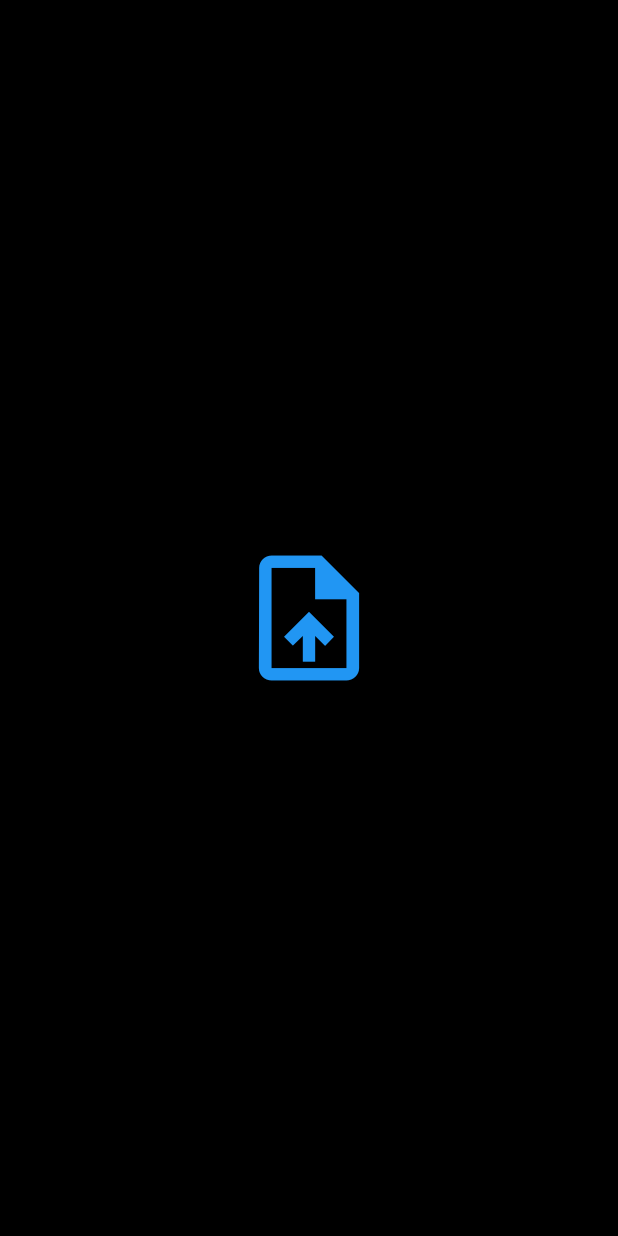
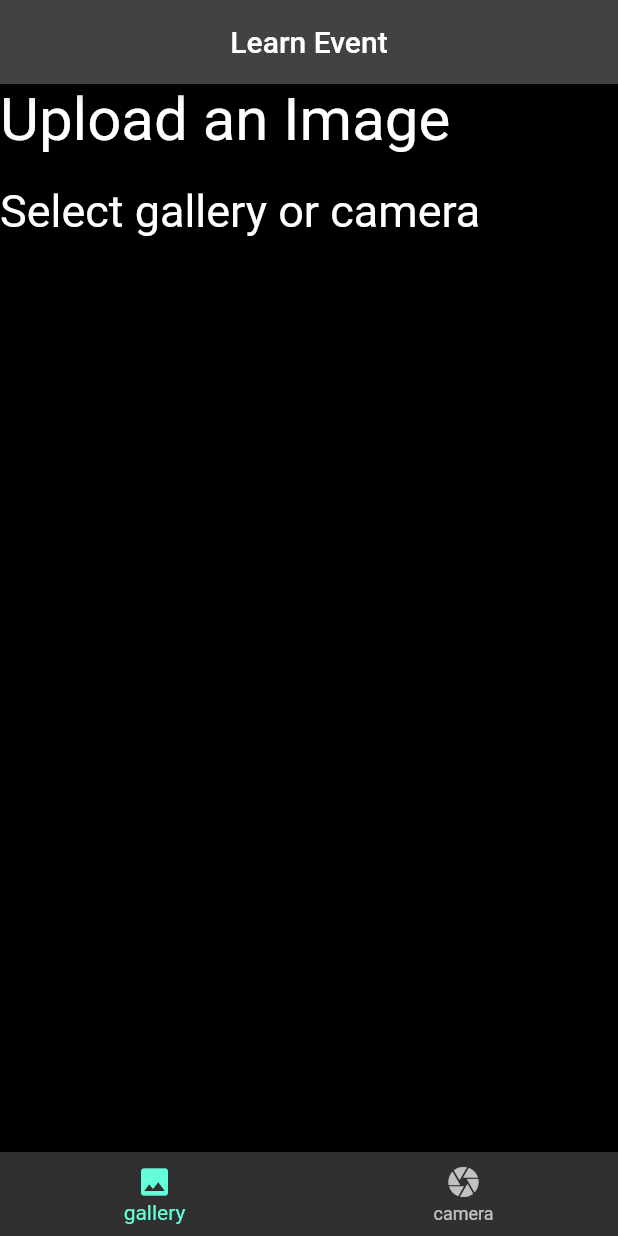
Before and after one commit to learnevent/edu_app, a Flutter app: the screen it shows after launch, on a phone screen of 412 x 824 dp. Run offline on Flutter 3.47's test engine with Material 2 defaults, Android fonts, the phone set to English and light mode, and no system bars; our stand-ins replace image_picker; missing offline and left inert: google_mlkit_image_labeling, google_mlkit_object_detection.

Commit message:
Cleaned up and migrated ml kit functionalities

```diff
--- a/lib/main.dart
+++ b/lib/main.dart
@@ -1,8 +1,12 @@
 import 'package:flutter/material.dart';
-import 'package:edu_app/utlis/colors.dart';
-import 'package:edu_app/screens/home.dart';
+import 'pages/homepage/homepage.dart';
+import 'utils/colors.dart';
 
-void main() => runApp(const MyApp());
+void main() {
+  runApp(
+    const MyApp(),
+  );
+}
 
 class MyApp extends StatelessWidget {
   const MyApp({Key? key}) : super(key: key);
@@ -10,10 +14,11 @@ class MyApp extends StatelessWidget {
   @override
   Widget build(BuildContext context) {
     return MaterialApp(
-        debugShowCheckedModeBanner: false,
-        title: 'Learn Event',
-        theme:
-            ThemeData.dark().copyWith(scaffoldBackgroundColor: backgroundColor),
-        home: const Home());
+      debugShowCheckedModeBanner: false,
+      title: 'Learn Event',
+      theme:
+          ThemeData.dark().copyWith(scaffoldBackgroundColor: backgroundColor),
+      home: const HomePage(),
+    );
   }
 }
--- /dev/null
+++ b/lib/pages/homepage/homepage.dart
@@ -0,0 +1,149 @@
+import 'dart:io';
+import 'package:flutter/material.dart';
+import 'package:image_picker/image_picker.dart';
+import 'package:google_mlkit_image_labeling/google_mlkit_image_labeling.dart';
+import 'package:google_mlkit_object_detection/google_mlkit_object_detection.dart';
+
+class HomePage extends StatefulWidget {
+  const HomePage({Key? key}) : super(key: key);
+
+  @override
+  State<HomePage> createState() => _HomePageState();
+}
+
+class _HomePageState extends State<HomePage> {
+  int _currentIndex = 0;
+
+  XFile? imageFile;
+
+  String scannedText = "";
+
+  @override
+  Widget build(BuildContext context) {
+    return Scaffold(
+      appBar: AppBar(
+        centerTitle: true,
+        title: const Text("Learn Event"),
+      ),
+      body: SingleChildScrollView(
+        child: Column(
+          children: [
+            if (imageFile == null)
+              Column(
+                crossAxisAlignment: CrossAxisAlignment.start,
+                children: const [
+                  Text(
+                    'Upload an Image',
+                    style: TextStyle(fontSize: 40),
+                  ),
+                  SizedBox(
+                    height: 20,
+                  ),
+                  Text(
+                    'Select gallery or camera',
+                    style: TextStyle(fontSize: 30),
+                    textAlign: TextAlign.left,
+                  ),
+                ],
+              ),
+            if (imageFile != null)
+              SizedBox(
+                height: 300,
+                width: 600,
+                child: Image.file(File(imageFile!.path)),
+              ),
+            Text(
+              scannedText,
+              style: const TextStyle(fontSize: 25, color: Colors.white),
+              textAlign: TextAlign.left,
+            ),
+          ],
+        ),
+      ),
+      bottomNavigationBar: BottomNavigationBar(
+        items: const [
+          BottomNavigationBarItem(icon: Icon(Icons.photo), label: 'gallery'),
+          BottomNavigationBarItem(icon: Icon(Icons.camera), label: 'camera'),
+        ],
+        onTap: _changeIndex,
+        currentIndex: _currentIndex,
+      ),
+    );
+  }
+
+  void _changeIndex(int value) {
+    _currentIndex = value;
+    scannedText = "";
+    setState(() {});
+
+    if (_currentIndex == 0) {
+      processImage(ImageSource.gallery);
+    }
+
+    if (_currentIndex == 1) {
+      processImage(ImageSource.camera);
+    }
+  }
+
+  void processImage(ImageSource source) async {
+    final pickedImage = await ImagePicker().pickImage(source: source);
+    try {
+      if (pickedImage != null) {
+        imageFile = pickedImage;
+        setState(() {});
+
+        final inputImage = InputImage.fromFilePath(pickedImage.path);
+
+        final imageLabeler = ImageLabeler(
+            options: ImageLabelerOptions(confidenceThreshold: 0.5));
+
+        List<ImageLabel> labeledObjects =
+            await imageLabeler.processImage(inputImage);
+        await imageLabeler.close();
+
+        final objectDetector = ObjectDetector(
+            options: ObjectDetectorOptions(
+                mode: DetectionMode.singleImage,
+                classifyObjects: false,
+                multipleObjects: false));
+
+        List<DetectedObject> detectedObjects =
+            await objectDetector.processImage(inputImage);
+        await objectDetector.close();
+
+        scannedText = formatLabelsList(labeledObjects, detectedObjects);
+        setState(() {});
+      }
+    } catch (e) {
+      imageFile = null;
+      scannedText = "Error occured while scanning";
+      setState(() {});
+    }
+  }
+
+  String formatLabelsList(labeledObjects, detectedObjects) {
+    String textBody = '\n';
+
+    for (ImageLabel object in labeledObjects) {
+      var confidence =
+          double.parse((object.confidence * 100).toStringAsFixed(1));
+      textBody = textBody + '[$confidence%] = ${object.label} \n';
+    }
+
+    for (DetectedObject object in detectedObjects) {
+      var bottom = object.boundingBox.bottom;
+      var top = object.boundingBox.top;
+      var left = object.boundingBox.left;
+      var right = object.boundingBox.right;
+
+      textBody =
+          textBody + '\nBoundingBox \n  ($bottom, $top. $left, $right)  \n';
+    }
+    return textBody;
+  }
+
+  @override
+  void initState() {
+    super.initState();
+  }
+}
--- a/lib/screens/home.dart
+++ /dev/null
@@ -1,50 +0,0 @@
-import 'package:flutter/material.dart';
-import 'package:image_picker/image_picker.dart';
-import 'package:edu_app/utlis/pick_image.dart';
-
-class Home extends StatelessWidget {
-  const Home({Key? key}) : super(key: key);
-
-  _selectImage(BuildContext parentContext) async {
-    return showDialog(
-      context: parentContext,
-      builder: (BuildContext context) {
-        return SimpleDialog(
-          title: const Text('Upload an Image'),
-          children: <Widget>[
-            SimpleDialogOption(
-              padding: const EdgeInsets.all(20),
-              child: const Text('Choose from Gallery'),
-              onPressed: () async {
-                Navigator.of(context).pop();
-                pickImage(ImageSource.gallery);
-                // Uint8List file = await _pickImage(ImageSource.gallery);
-                // setState(() {
-                //   _file = file;
-                // });
-              },
-            ),
-            SimpleDialogOption(
-              padding: const EdgeInsets.all(20),
-              child: const Text("Cancel"),
-              onPressed: () => Navigator.pop(context),
-            )
-          ],
-        );
-      },
-    );
-  }
-
-  @override
-  Widget build(BuildContext context) {
-    return Scaffold(
-      body: Center(
-        child: IconButton(
-          iconSize: 100,
-          icon: const Icon(Icons.upload_file, color: Colors.blue),
-          onPressed: () => _selectImage(context),
-        ),
-      ),
-    );
-  }
-}
--- a/pubspec.yaml
+++ b/pubspec.yaml
@@ -31,7 +31,8 @@ dependencies:
   flutter:
     sdk: flutter
   flutter_dotenv: ^5.0.2
-  get: ^4.6.3
+  google_mlkit_image_labeling: ^0.3.0
+  google_mlkit_object_detection: ^0.3.0
   image_picker: ^0.8.5+3
 
 dev_dependencies:
```
Also changed, not shown: lib/utlis/pick_image.dart (deleted, +0 -10 lines), lib/utils/colors.dart (renamed from lib/utlis/colors.dart), pubspec.lock, 1 other file.
